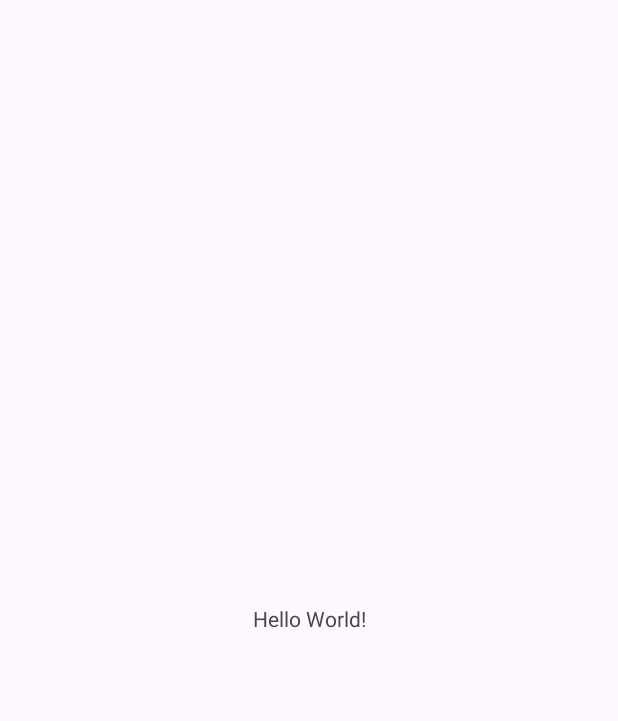
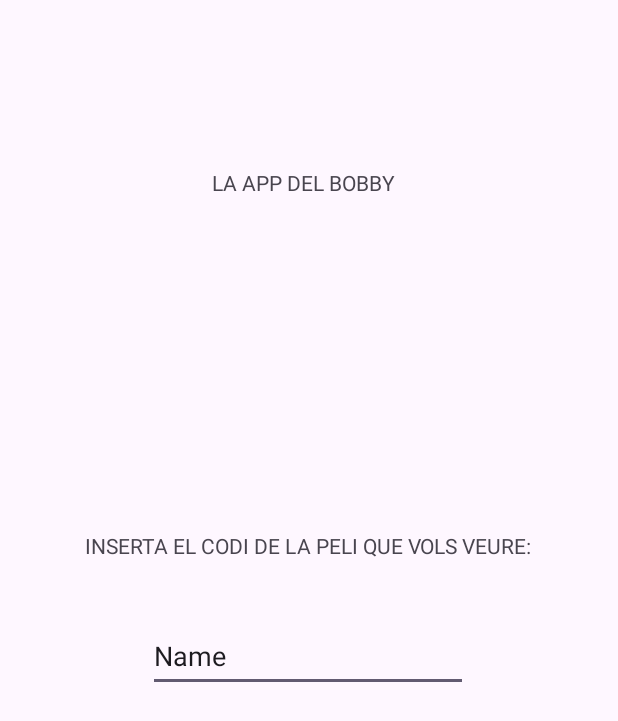
Before and after one commit to DiazDani/projecteVideoAppDiaz, an Android app: the screen it shows after launch (MainActivity), on a phone screen of 412 x 824 dp. Before the commit the part shown is almost empty. Shown: the top 721 px of the screen. Run offline under Robolectric (Android 15) with nearby library versions, the phone set to English and light mode, and no system bars; our stand-ins replace data binding; 1 statement that could not run was skipped.

Commit message:
Base App

```diff
--- a/app/build.gradle.kts
+++ b/app/build.gradle.kts
@@ -5,7 +5,12 @@ plugins {
 
 android {
     namespace = "com.sopa.projectevideoappdiaz"
-    compileSdk = 33
+    compileSdk = 34
+
+
+    buildFeatures {
+        dataBinding = true
+    }
 
     defaultConfig {
         applicationId = "com.sopa.projectevideoappdiaz"
--- a/app/src/main/java/com/sopa/projectevideoappdiaz/MainActivity.kt
+++ b/app/src/main/java/com/sopa/projectevideoappdiaz/MainActivity.kt
@@ -2,10 +2,14 @@ package com.sopa.projectevideoappdiaz
 
 import androidx.appcompat.app.AppCompatActivity
 import android.os.Bundle
+import com.sopa.projectevideoappdiaz.databinding.ActivityMainBinding
+
 
 class MainActivity : AppCompatActivity() {
+    lateinit var binding: ActivityMainBinding
     override fun onCreate(savedInstanceState: Bundle?) {
         super.onCreate(savedInstanceState)
+       binding= ActivityMainBinding.inflate(layoutInflater)
         setContentView(R.layout.activity_main)
     }
 }
--- a/app/src/main/res/layout/activity_main.xml
+++ b/app/src/main/res/layout/activity_main.xml
@@ -1,18 +1,50 @@
 <?xml version="1.0" encoding="utf-8"?>
-<androidx.constraintlayout.widget.ConstraintLayout xmlns:android="http://schemas.android.com/apk/res/android"
-    xmlns:app="http://schemas.android.com/apk/res-auto"
-    xmlns:tools="http://schemas.android.com/tools"
+<layout xmlns:tools="http://schemas.android.com/tools"
+    xmlns:android="http://schemas.android.com/apk/res/android"
+    xmlns:app="http://schemas.android.com/apk/res-auto">
+
+<androidx.constraintlayout.widget.ConstraintLayout
     android:layout_width="match_parent"
     android:layout_height="match_parent"
     tools:context=".MainActivity">
 
     <TextView
+        android:id="@+id/textView"
+        android:layout_width="129dp"
+        android:layout_height="49dp"
+        android:layout_marginTop="112dp"
+        android:text="@string/la_app_del_bobby"
+        app:layout_constraintEnd_toEndOf="parent"
+        app:layout_constraintStart_toStartOf="parent"
+        app:layout_constraintTop_toTopOf="parent"
+        tools:ignore="TextSizeCheck" />
+
+    <TextView
+        android:id="@+id/textView2"
         android:layout_width="wrap_content"
         android:layout_height="wrap_content"
-        android:text="Hello World!"
+        android:layout_marginBottom="40dp"
+        android:text="@string/inserta_el_codi_de_la_peli_que_vols_veure"
+        app:layout_constraintBottom_toTopOf="@+id/editTextText"
+        app:layout_constraintEnd_toEndOf="parent"
+        app:layout_constraintHorizontal_bias="0.495"
+        app:layout_constraintStart_toStartOf="parent" />
+
+    <EditText
+        android:id="@+id/editTextText"
+        android:layout_width="wrap_content"
+        android:layout_height="wrap_content"
+        android:layout_marginBottom="240dp"
+        android:ems="10"
+        android:inputType="text"
+        android:minHeight="48dp"
+        android:text="@string/name"
         app:layout_constraintBottom_toBottomOf="parent"
         app:layout_constraintEnd_toEndOf="parent"
+        app:layout_constraintHorizontal_bias="0.497"
         app:layout_constraintStart_toStartOf="parent"
-        app:layout_constraintTop_toTopOf="parent" />
-
+        app:layout_constraintTop_toBottomOf="@+id/textView"
+        app:layout_constraintVertical_bias="0.673"
+  />
 </androidx.constraintlayout.widget.ConstraintLayout>
+</layout>
--- a/app/src/main/res/values/strings.xml
+++ b/app/src/main/res/values/strings.xml
@@ -1,3 +1,6 @@
 <resources>
     <string name="app_name">projecteVideoAppDiaz</string>
+    <string name="la_app_del_bobby">LA APP DEL BOBBY</string>
+    <string name="name">Name</string>
+    <string name="inserta_el_codi_de_la_peli_que_vols_veure">INSERTA EL CODI DE LA PELI QUE VOLS VEURE:</string>
 </resources>
```
